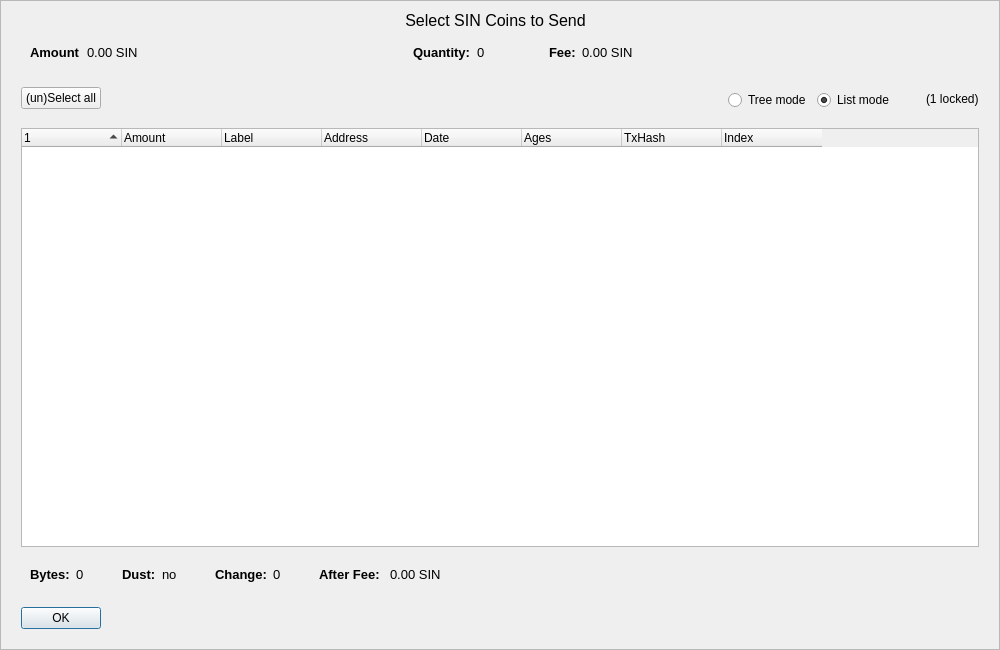
crptec/sinovate, file src/qt/forms/coincontroldialog.ui: the form before one commit.
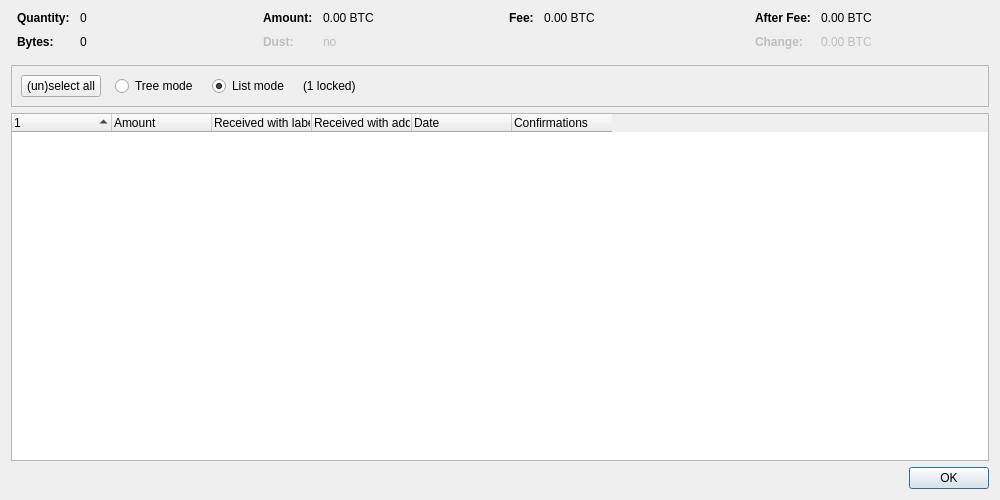
The form after the commit. Custom widgets are drawn as their Qt base class.

Commit message: [gui] Fix crash when coincontrol column width changes.

```diff
--- a/src/qt/forms/coincontroldialog.ui
+++ b/src/qt/forms/coincontroldialog.ui
@@ -7,263 +7,193 @@
     <x>0</x>
     <y>0</y>
     <width>1000</width>
-    <height>650</height>
+    <height>500</height>
    </rect>
   </property>
-  <property name="minimumSize">
-   <size>
-    <width>950</width>
-    <height>650</height>
-   </size>
-  </property>
   <property name="windowTitle">
    <string>Coin Selection</string>
   </property>
-  <property name="styleSheet">
-   <string notr="true"/>
-  </property>
   <layout class="QVBoxLayout" name="verticalLayout">
-   <property name="spacing">
-    <number>0</number>
-   </property>
-   <property name="leftMargin">
-    <number>0</number>
-   </property>
+   <item>
+    <layout class="QHBoxLayout" name="horizontalLayoutTop" stretch="0,0,0,0">
    <property name="topMargin">
     <number>0</number>
    </property>
-   <property name="rightMargin">
-    <number>0</number>
-   </property>
    <property name="bottomMargin">
-    <number>0</number>
+      <number>10</number>
    </property>
    <item>
-    <widget class="QFrame" name="frameContainer">
-     <property name="toolTipDuration">
-      <number>0</number>
-     </property>
-     <property name="styleSheet">
-      <string notr="true"/>
-     </property>
-     <property name="frameShape">
-      <enum>QFrame::StyledPanel</enum>
-     </property>
-     <property name="frameShadow">
-      <enum>QFrame::Raised</enum>
-     </property>
-     <layout class="QVBoxLayout" name="verticalLayout_2">
+      <layout class="QFormLayout" name="formLayoutCoinControl1">
+       <property name="horizontalSpacing">
+        <number>10</number>
+       </property>
+       <property name="verticalSpacing">
+        <number>10</number>
+       </property>
       <property name="leftMargin">
-       <number>0</number>
+        <number>6</number>
       </property>
       <property name="rightMargin">
-       <number>0</number>
-      </property>
-      <property name="bottomMargin">
-       <number>20</number>
-      </property>
-      <item>
-       <layout class="QHBoxLayout" name="horizontalLayout_12">
-        <property name="spacing">
-         <number>0</number>
-        </property>
-        <property name="leftMargin">
-         <number>20</number>
-        </property>
-        <property name="rightMargin">
-         <number>30</number>
-        </property>
-        <item>
-         <spacer name="horizontalSpacer_4">
-          <property name="orientation">
-           <enum>Qt::Horizontal</enum>
-          </property>
-          <property name="sizeHint" stdset="0">
-           <size>
-            <width>40</width>
-            <height>20</height>
-           </size>
-          </property>
-         </spacer>
-        </item>
-        <item>
-         <widget class="QLabel" name="labelTitle">
-          <property name="minimumSize">
-           <size>
-            <width>0</width>
-            <height>0</height>
-           </size>
-          </property>
-          <property name="maximumSize">
-           <size>
-            <width>16777215</width>
-            <height>16777215</height>
-           </size>
-          </property>
-          <property name="styleSheet">
-           <string notr="true">font-size:16px;
-</string>
-          </property>
-          <property name="text">
-           <string>Select SIN Coins to Send</string>
-          </property>
-          <property name="alignment">
-           <set>Qt::AlignCenter</set>
-          </property>
-          <property name="margin">
-           <number>7</number>
-          </property>
-         </widget>
-        </item>
-        <item>
-         <spacer name="horizontalSpacer_5">
-          <property name="orientation">
-           <enum>Qt::Horizontal</enum>
-          </property>
-          <property name="sizeHint" stdset="0">
-           <size>
-            <width>40</width>
-            <height>20</height>
-           </size>
-          </property>
-         </spacer>
-        </item>
-       </layout>
-      </item>
-      <item>
-       <layout class="QHBoxLayout" name="horizontalLayout_8">
-        <property name="leftMargin">
-         <number>20</number>
-        </property>
-        <property name="rightMargin">
-         <number>20</number>
-        </property>
-        <item>
-         <widget class="QWidget" name="layoutAmount" native="true">
-          <property name="styleSheet">
-           <string notr="true">#layoutAmount {
-border-radius:2px;
-}</string>
-          </property>
-          <layout class="QHBoxLayout" name="horizontalLayout_9" stretch="0,1">
-           <item>
-            <widget class="QLabel" name="labelCoinControlAmountText">
-             <property name="font">
-              <font>
-               <pointsize>10</pointsize>
-               <weight>75</weight>
-               <bold>true</bold>
-              </font>
-             </property>
-             <property name="text">
-              <string>Amount</string>
-             </property>
-            </widget>
-           </item>
-           <item>
-            <widget class="QLabel" name="labelCoinControlAmount">
-             <property name="font">
-              <font>
-               <pointsize>10</pointsize>
-              </font>
-             </property>
-             <property name="text">
-              <string>0.00 SIN</string>
-             </property>
-            </widget>
-           </item>
-          </layout>
-         </widget>
-        </item>
-        <item>
-         <spacer name="horizontalSpacer_2">
-          <property name="orientation">
-           <enum>Qt::Horizontal</enum>
-          </property>
-          <property name="sizeType">
-           <enum>QSizePolicy::Fixed</enum>
-          </property>
-          <property name="sizeHint" stdset="0">
-           <size>
-            <width>40</width>
-            <height>20</height>
-           </size>
-          </property>
-         </spacer>
-        </item>
-        <item>
-         <widget class="QWidget" name="layoutQuantity" native="true">
-          <property name="styleSheet">
-           <string notr="true">#layoutQuantity {
-
-border-radius:2px;
-}</string>
-          </property>
-          <layout class="QHBoxLayout" name="horizontalLayout_10" stretch="0,0">
-           <item>
+        <number>6</number>
+       </property>
+       <item row="0" column="0">
             <widget class="QLabel" name="labelCoinControlQuantityText">
              <property name="font">
               <font>
-               <pointsize>10</pointsize>
                <weight>75</weight>
                <bold>true</bold>
               </font>
              </property>
-             <property name="styleSheet">
-              <string notr="true"/>
-             </property>
              <property name="text">
               <string>Quantity:</string>
              </property>
             </widget>
            </item>
-           <item>
+       <item row="0" column="1">
             <widget class="QLabel" name="labelCoinControlQuantity">
+         <property name="cursor">
+          <cursorShape>IBeamCursor</cursorShape>
+         </property>
+         <property name="contextMenuPolicy">
+          <enum>Qt::ActionsContextMenu</enum>
+         </property>
+         <property name="text">
+          <string notr="true">0</string>
+         </property>
+         <property name="textInteractionFlags">
+          <set>Qt::LinksAccessibleByMouse|Qt::TextSelectableByKeyboard|Qt::TextSelectableByMouse</set>
+         </property>
+        </widget>
+       </item>
+       <item row="1" column="0">
+        <widget class="QLabel" name="labelCoinControlBytesText">
              <property name="font">
               <font>
-               <pointsize>10</pointsize>
-              </font>
-             </property>
-             <property name="styleSheet">
-              <string notr="true"/>
-             </property>
+           <weight>75</weight>
+           <bold>true</bold>
+          </font>
+         </property>
+         <property name="text">
+          <string>Bytes:</string>
+         </property>
+        </widget>
+       </item>
+       <item row="1" column="1">
+        <widget class="QLabel" name="labelCoinControlBytes">
+         <property name="cursor">
+          <cursorShape>IBeamCursor</cursorShape>
+         </property>
+         <property name="contextMenuPolicy">
+          <enum>Qt::ActionsContextMenu</enum>
+         </property>
              <property name="text">
-              <string>0</string>
-             </property>
+          <string notr="true">0</string>
+         </property>
+         <property name="textInteractionFlags">
+          <set>Qt::LinksAccessibleByMouse|Qt::TextSelectableByKeyboard|Qt::TextSelectableByMouse</set>
+         </property>
             </widget>
            </item>
           </layout>
-         </widget>
         </item>
         <item>
-         <spacer name="horizontalSpacer_22">
-          <property name="orientation">
-           <enum>Qt::Horizontal</enum>
-          </property>
-          <property name="sizeType">
-           <enum>QSizePolicy::Fixed</enum>
-          </property>
-          <property name="sizeHint" stdset="0">
-           <size>
-            <width>40</width>
-            <height>20</height>
-           </size>
-          </property>
-         </spacer>
-        </item>
-        <item>
-         <widget class="QWidget" name="layoutFee" native="true">
-          <property name="styleSheet">
-           <string notr="true">#layoutFee {
-border-radius:2px;
-}</string>
-          </property>
-          <layout class="QHBoxLayout" name="horizontalLayout_11" stretch="0,0">
+      <layout class="QFormLayout" name="formLayoutCoinControl2">
+       <property name="horizontalSpacing">
+        <number>10</number>
+       </property>
+       <property name="verticalSpacing">
+        <number>10</number>
+       </property>
+       <property name="leftMargin">
+        <number>6</number>
+       </property>
+       <property name="rightMargin">
+        <number>6</number>
+       </property>
+       <item row="0" column="0">
+        <widget class="QLabel" name="labelCoinControlAmountText">
+         <property name="font">
+          <font>
+           <weight>75</weight>
+           <bold>true</bold>
+          </font>
+         </property>
+         <property name="text">
+          <string>Amount:</string>
+         </property>
+        </widget>
+       </item>
+       <item row="0" column="1">
+        <widget class="QLabel" name="labelCoinControlAmount">
+         <property name="cursor">
+          <cursorShape>IBeamCursor</cursorShape>
+         </property>
+         <property name="contextMenuPolicy">
+          <enum>Qt::ActionsContextMenu</enum>
+         </property>
+         <property name="text">
+          <string notr="true">0.00 BTC</string>
+         </property>
+         <property name="textInteractionFlags">
+          <set>Qt::LinksAccessibleByMouse|Qt::TextSelectableByKeyboard|Qt::TextSelectableByMouse</set>
+         </property>
+        </widget>
+       </item>
+       <item row="1" column="0">
+        <widget class="QLabel" name="labelCoinControlLowOutputText">
+         <property name="enabled">
+          <bool>false</bool>
+         </property>
+         <property name="font">
+          <font>
+           <weight>75</weight>
+           <bold>true</bold>
+          </font>
+         </property>
+         <property name="text">
+          <string>Dust:</string>
+         </property>
+        </widget>
+       </item>
+       <item row="1" column="1">
+        <widget class="QLabel" name="labelCoinControlLowOutput">
+         <property name="enabled">
+          <bool>false</bool>
+         </property>
+         <property name="cursor">
+          <cursorShape>IBeamCursor</cursorShape>
+         </property>
+         <property name="contextMenuPolicy">
+          <enum>Qt::ActionsContextMenu</enum>
+         </property>
+         <property name="text">
+          <string notr="true">no</string>
+         </property>
+         <property name="textInteractionFlags">
+          <set>Qt::LinksAccessibleByMouse|Qt::TextSelectableByKeyboard|Qt::TextSelectableByMouse</set>
+         </property>
+        </widget>
+       </item>
+      </layout>
+     </item>
            <item>
+      <layout class="QFormLayout" name="formLayoutCoinControl3">
+       <property name="horizontalSpacing">
+        <number>10</number>
+       </property>
+       <property name="verticalSpacing">
+        <number>10</number>
+       </property>
+       <property name="leftMargin">
+        <number>6</number>
+       </property>
+       <property name="rightMargin">
+        <number>6</number>
+       </property>
+       <item row="0" column="0">
             <widget class="QLabel" name="labelCoinControlFeeText">
              <property name="font">
               <font>
-               <pointsize>10</pointsize>
                <weight>75</weight>
                <bold>true</bold>
               </font>
@@ -273,33 +203,103 @@
              </property>
             </widget>
            </item>
-           <item>
+       <item row="0" column="1">
             <widget class="QLabel" name="labelCoinControlFee">
-             <property name="font">
-              <font>
-               <pointsize>10</pointsize>
-              </font>
+         <property name="cursor">
+          <cursorShape>IBeamCursor</cursorShape>
+         </property>
+         <property name="contextMenuPolicy">
+          <enum>Qt::ActionsContextMenu</enum>
              </property>
              <property name="text">
-              <string>0.00 SIN</string>
+          <string notr="true">0.00 BTC</string>
+         </property>
+         <property name="textInteractionFlags">
+          <set>Qt::LinksAccessibleByMouse|Qt::TextSelectableByKeyboard|Qt::TextSelectableByMouse</set>
              </property>
             </widget>
            </item>
           </layout>
-         </widget>
         </item>
         <item>
-         <spacer name="horizontalSpacer">
-          <property name="orientation">
-           <enum>Qt::Horizontal</enum>
-          </property>
-          <property name="sizeHint" stdset="0">
-           <size>
-            <width>40</width>
-            <height>20</height>
-           </size>
-          </property>
-         </spacer>
+      <layout class="QFormLayout" name="formLayoutCoinControl4">
+       <property name="horizontalSpacing">
+        <number>10</number>
+       </property>
+       <property name="verticalSpacing">
+        <number>10</number>
+       </property>
+       <property name="leftMargin">
+        <number>6</number>
+       </property>
+       <property name="rightMargin">
+        <number>6</number>
+       </property>
+       <item row="0" column="0">
+        <widget class="QLabel" name="labelCoinControlAfterFeeText">
+         <property name="font">
+          <font>
+           <weight>75</weight>
+           <bold>true</bold>
+          </font>
+         </property>
+         <property name="text">
+          <string>After Fee:</string>
+         </property>
+        </widget>
+       </item>
+       <item row="0" column="1">
+        <widget class="QLabel" name="labelCoinControlAfterFee">
+         <property name="cursor">
+          <cursorShape>IBeamCursor</cursorShape>
+         </property>
+         <property name="contextMenuPolicy">
+          <enum>Qt::ActionsContextMenu</enum>
+         </property>
+         <property name="text">
+          <string notr="true">0.00 BTC</string>
+         </property>
+         <property name="textInteractionFlags">
+          <set>Qt::LinksAccessibleByMouse|Qt::TextSelectableByKeyboard|Qt::TextSelectableByMouse</set>
+         </property>
+        </widget>
+       </item>
+       <item row="1" column="0">
+        <widget class="QLabel" name="labelCoinControlChangeText">
+         <property name="enabled">
+          <bool>false</bool>
+         </property>
+         <property name="font">
+          <font>
+           <weight>75</weight>
+           <bold>true</bold>
+          </font>
+         </property>
+         <property name="text">
+          <string>Change:</string>
+         </property>
+        </widget>
+       </item>
+       <item row="1" column="1">
+        <widget class="QLabel" name="labelCoinControlChange">
+         <property name="enabled">
+          <bool>false</bool>
+         </property>
+         <property name="cursor">
+          <cursorShape>IBeamCursor</cursorShape>
+         </property>
+         <property name="contextMenuPolicy">
+          <enum>Qt::ActionsContextMenu</enum>
+         </property>
+         <property name="text">
+          <string notr="true">0.00 BTC</string>
+         </property>
+         <property name="textInteractionFlags">
+          <set>Qt::LinksAccessibleByMouse|Qt::TextSelectableByKeyboard|Qt::TextSelectableByMouse</set>
+         </property>
+        </widget>
+       </item>
+      </layout>
         </item>
        </layout>
       </item>
@@ -311,11 +311,6 @@
           <height>40</height>
          </size>
         </property>
-        <property name="styleSheet">
-         <string notr="true">#frame {
-	border:0;
-}</string>
-        </property>
         <property name="frameShape">
          <enum>QFrame::StyledPanel</enum>
         </property>
@@ -323,25 +318,10 @@
          <enum>QFrame::Sunken</enum>
         </property>
         <layout class="QHBoxLayout" name="horizontalLayout">
-         <property name="spacing">
-          <number>0</number>
-         </property>
-         <property name="leftMargin">
-          <number>20</number>
-         </property>
-         <property name="topMargin">
-          <number>0</number>
-         </property>
-         <property name="rightMargin">
-          <number>20</number>
-         </property>
-         <property name="bottomMargin">
-          <number>0</number>
-         </property>
          <item>
-          <layout class="QHBoxLayout" name="horizontalLayoutPanel" stretch="0,0,0,0">
+       <layout class="QHBoxLayout" name="horizontalLayoutPanel" stretch="0,0,0,0,0">
            <property name="spacing">
-            <number>20</number>
+         <number>14</number>
            </property>
            <item>
             <widget class="QPushButton" name="pushButtonSelectAll">
@@ -351,32 +331,8 @@
                <verstretch>0</verstretch>
               </sizepolicy>
              </property>
-             <property name="minimumSize">
-              <size>
-               <width>0</width>
-               <height>0</height>
-              </size>
-             </property>
-             <property name="maximumSize">
-              <size>
-               <width>16777215</width>
-               <height>16777215</height>
-              </size>
-             </property>
-             <property name="styleSheet">
-              <string notr="true"/>
-             </property>
              <property name="text">
-              <string>(un)Select all</string>
-             </property>
-             <property name="checkable">
-              <bool>true</bool>
-             </property>
-             <property name="checked">
-              <bool>false</bool>
-             </property>
-             <property name="autoExclusive">
-              <bool>false</bool>
+           <string>(un)select all</string>
              </property>
              <property name="autoDefault">
               <bool>false</bool>
@@ -384,34 +340,6 @@
             </widget>
            </item>
            <item>
-            <spacer name="horizontalSpacer_7">
-             <property name="orientation">
-              <enum>Qt::Horizontal</enum>
-             </property>
-             <property name="sizeType">
-              <enum>QSizePolicy::Expanding</enum>
-             </property>
-             <property name="sizeHint" stdset="0">
-              <size>
-               <width>30</width>
-               <height>20</height>
-              </size>
-             </property>
-            </spacer>
-           </item>
-           <item alignment="Qt::AlignRight">
-            <widget class="QGroupBox" name="groupBox_2">
-             <property name="styleSheet">
-              <string notr="true">#groupBox_2 {
-    background-color:transparent;
-    border-radius:0;
-}</string>
-             </property>
-             <property name="title">
-              <string/>
-             </property>
-             <layout class="QHBoxLayout" name="horizontalLayout_14">
-              <item>
                <widget class="QRadioButton" name="radioTreeMode">
                 <property name="sizePolicy">
                  <sizepolicy hsizetype="Maximum" vsizetype="Fixed">
@@ -440,51 +368,41 @@
                 </property>
                </widget>
               </item>
-             </layout>
-            </widget>
-           </item>
            <item>
             <widget class="QLabel" name="labelLocked">
-             <property name="styleSheet">
-              <string notr="true"/>
-             </property>
              <property name="text">
-              <string>(1 locked)</string>
-             </property>
-            </widget>
-           </item>
-          </layout>
-         </item>
-        </layout>
+           <string notr="true">(1 locked)</string>
+          </property>
        </widget>
       </item>
       <item>
-       <layout class="QHBoxLayout" name="horizontalLayout_13">
-        <property name="leftMargin">
-         <number>20</number>
-        </property>
-        <property name="rightMargin">
-         <number>20</number>
-        </property>
+         <spacer name="horizontalSpacer">
+          <property name="orientation">
+           <enum>Qt::Horizontal</enum>
+          </property>
+          <property name="sizeHint" stdset="0">
+           <size>
+            <width>40</width>
+            <height>20</height>
+           </size>
+          </property>
+         </spacer>
+        </item>
+       </layout>
+      </item>
+     </layout>
+    </widget>
+   </item>
         <item>
          <widget class="CoinControlTreeWidget" name="treeWidget">
           <property name="contextMenuPolicy">
            <enum>Qt::CustomContextMenu</enum>
           </property>
-          <property name="styleSheet">
-           <string notr="true"/>
-          </property>
-          <property name="iconSize">
-           <size>
-            <width>16</width>
-            <height>16</height>
-           </size>
-          </property>
           <property name="sortingEnabled">
            <bool>false</bool>
           </property>
           <property name="columnCount">
-           <number>8</number>
+      <number>6</number>
           </property>
           <attribute name="headerShowSortIndicator" stdset="0">
            <bool>true</bool>
@@ -504,12 +422,12 @@
           </column>
           <column>
            <property name="text">
-            <string>Label</string>
+       <string>Received with label</string>
            </property>
           </column>
           <column>
            <property name="text">
-            <string>Address</string>
+       <string>Received with address</string>
            </property>
           </column>
           <column>
@@ -519,7 +437,7 @@
           </column>
           <column>
            <property name="text">
-            <string>Ages</string>
+       <string>Confirmations</string>
            </property>
            <property name="toolTip">
             <string>Confirmed</string>
@@ -527,236 +445,34 @@
           </column>
           <column>
            <property name="text">
-            <string>TxHash</string>
+       <string/>
            </property>
           </column>
           <column>
            <property name="text">
-            <string>Index</string>
-           </property>
-          </column>
-         </widget>
-        </item>
-       </layout>
-      </item>
-      <item>
-       <layout class="QHBoxLayout" name="horizontalLayout_3">
-        <property name="spacing">
-         <number>20</number>
-        </property>
-        <property name="leftMargin">
-         <number>20</number>
-        </property>
-        <property name="topMargin">
-         <number>5</number>
-        </property>
-        <property name="rightMargin">
-         <number>20</number>
-        </property>
-        <property name="bottomMargin">
-         <number>10</number>
-        </property>
-        <item>
-         <widget class="QWidget" name="layoutBytes" native="true">
-          <property name="styleSheet">
-           <string notr="true"/>
-          </property>
-          <layout class="QHBoxLayout" name="horizontalLayout_4" stretch="0,0">
-           <item>
-            <widget class="QLabel" name="labelCoinControlBytesText">
-             <property name="font">
-              <font>
-               <pointsize>10</pointsize>
-               <weight>75</weight>
-               <bold>true</bold>
-              </font>
-             </property>
+       <string/>
+      </property>
+     </column>
+     <column>
              <property name="text">
-              <string>Bytes:</string>
-             </property>
-            </widget>
-           </item>
-           <item>
-            <widget class="QLabel" name="labelCoinControlBytes">
-             <property name="font">
-              <font>
-               <pointsize>10</pointsize>
-              </font>
-             </property>
+       <string/>
+      </property>
+     </column>
+     <column>
              <property name="text">
-              <string>0</string>
-             </property>
-            </widget>
-           </item>
-          </layout>
-         </widget>
-        </item>
+       <string/>
+      </property>
+     </column>
+    </widget>
+   </item>
         <item>
-         <widget class="QWidget" name="layoutDust" native="true">
-          <property name="styleSheet">
-           <string notr="true"/>
-          </property>
-          <layout class="QHBoxLayout" name="horizontalLayout_5" stretch="0,0">
-           <item>
-            <widget class="QLabel" name="labelCoinControlLowOutputText">
-             <property name="font">
-              <font>
-               <pointsize>10</pointsize>
-               <weight>75</weight>
-               <bold>true</bold>
-              </font>
-             </property>
-             <property name="text">
-              <string>Dust:</string>
-             </property>
-            </widget>
-           </item>
-           <item>
-            <widget class="QLabel" name="labelCoinControlLowOutput">
-             <property name="font">
-              <font>
-               <pointsize>10</pointsize>
-              </font>
-             </property>
-             <property name="text">
-              <string>no</string>
-             </property>
-            </widget>
-           </item>
-          </layout>
-         </widget>
-        </item>
-        <item>
-         <widget class="QWidget" name="layoutChange" native="true">
-          <property name="styleSheet">
-           <string notr="true"/>
-          </property>
-          <layout class="QHBoxLayout" name="horizontalLayout_6" stretch="0,0">
-           <item>
-            <widget class="QLabel" name="labelCoinControlChangeText">
-             <property name="font">
-              <font>
-               <pointsize>10</pointsize>
-               <weight>75</weight>
-               <bold>true</bold>
-              </font>
-             </property>
-             <property name="text">
-              <string>Change:</string>
-             </property>
-            </widget>
-           </item>
-           <item>
-            <widget class="QLabel" name="labelCoinControlChange">
-             <property name="font">
-              <font>
-               <pointsize>10</pointsize>
-              </font>
-             </property>
-             <property name="text">
-              <string>0</string>
-             </property>
-            </widget>
-           </item>
-          </layout>
-         </widget>
-        </item>
-        <item>
-         <widget class="QWidget" name="layoutAfter" native="true">
-          <property name="styleSheet">
-           <string notr="true">#layoutAfter {
-border-radius:2px;
-}</string>
-          </property>
-          <layout class="QHBoxLayout" name="horizontalLayout_7" stretch="0,1">
-           <item>
-            <widget class="QLabel" name="labelCoinControlAfterFeeText">
-             <property name="font">
-              <font>
-               <pointsize>10</pointsize>
-               <weight>75</weight>
-               <bold>true</bold>
-              </font>
-             </property>
-             <property name="styleSheet">
-              <string notr="true"/>
-             </property>
-             <property name="text">
-              <string>After Fee: </string>
-             </property>
-            </widget>
-           </item>
-           <item>
-            <widget class="QLabel" name="labelCoinControlAfterFee">
-             <property name="font">
-              <font>
-               <pointsize>10</pointsize>
-              </font>
-             </property>
-             <property name="styleSheet">
-              <string notr="true"/>
-             </property>
-             <property name="text">
-              <string>0.00 SIN</string>
-             </property>
-            </widget>
-           </item>
-          </layout>
-         </widget>
-        </item>
-        <item>
-         <spacer name="horizontalSpacer_3">
-          <property name="orientation">
-           <enum>Qt::Horizontal</enum>
-          </property>
-          <property name="sizeHint" stdset="0">
-           <size>
-            <width>40</width>
-            <height>20</height>
-           </size>
-          </property>
-         </spacer>
-        </item>
-       </layout>
-      </item>
-      <item>
-       <layout class="QHBoxLayout" name="horizontalLayout_2">
-        <property name="spacing">
-         <number>0</number>
-        </property>
-        <property name="leftMargin">
-         <number>20</number>
-        </property>
-        <property name="rightMargin">
-         <number>26</number>
-        </property>
-        <item alignment="Qt::AlignLeft">
          <widget class="QDialogButtonBox" name="buttonBox">
-          <property name="sizePolicy">
-           <sizepolicy hsizetype="Expanding" vsizetype="Fixed">
-            <horstretch>0</horstretch>
-            <verstretch>0</verstretch>
-           </sizepolicy>
-          </property>
-          <property name="minimumSize">
-           <size>
-            <width>0</width>
-            <height>0</height>
-           </size>
-          </property>
-          <property name="styleSheet">
-           <string notr="true">#buttonBox *[text=&quot;OK&quot;] {
-  min-width: 100px;
-}</string>
+     <property name="orientation">
+      <enum>Qt::Horizontal</enum>
           </property>
           <property name="standardButtons">
            <set>QDialogButtonBox::Ok</set>
           </property>
-         </widget>
-        </item>
-       </layout>
-      </item>
-     </layout>
     </widget>
    </item>
   </layout>
```
Lines whose indentation alone changed are shown as unchanged. The commit also changes 2 other files.
